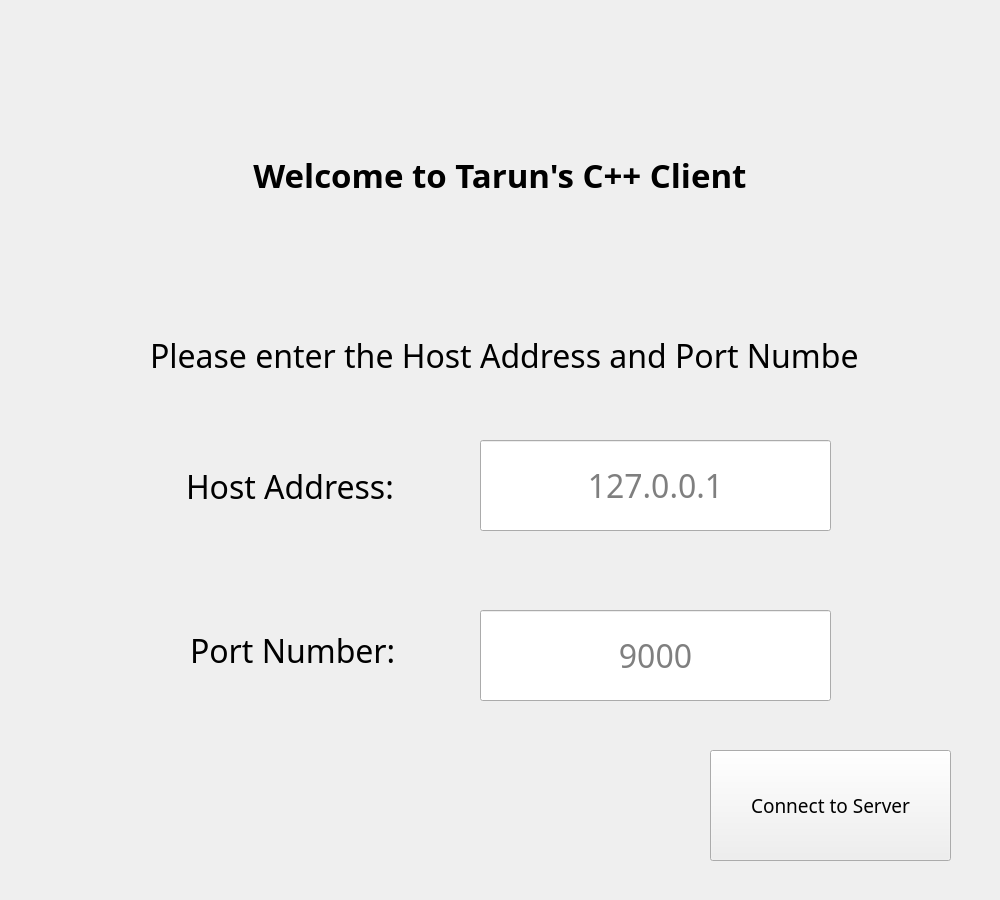
Above: client_interface.ui from tarunjoseph93/Client-QT-Application before the change. Below: the same form after it.
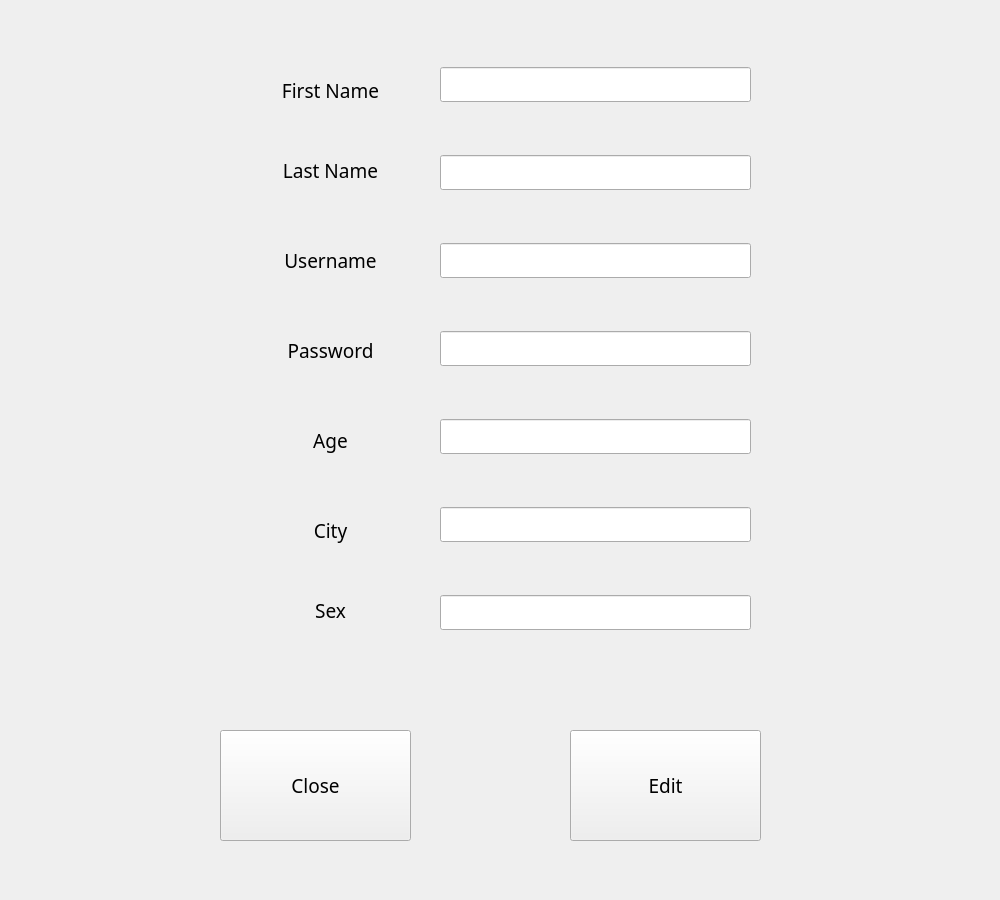
That is the form after the change. The open tabs and pages were chosen to show the change.

Commit message: Almost everything done. Need to list contacts and work refresh button.

Patch:
```diff
--- a/client_interface.ui
+++ b/client_interface.ui
@@ -409,6 +409,223 @@
      </property>
      <property name="text">
       <string>Refresh List</string>
+     </property>
+    </widget>
+    <widget class="QLabel" name="label_userNameHeader">
+     <property name="geometry">
+      <rect>
+       <x>10</x>
+       <y>10</y>
+       <width>591</width>
+       <height>101</height>
+      </rect>
+     </property>
+     <property name="text">
+      <string/>
+     </property>
+     <property name="alignment">
+      <set>Qt::AlignCenter</set>
+     </property>
+     <property name="wordWrap">
+      <bool>true</bool>
+     </property>
+    </widget>
+   </widget>
+   <widget class="QWidget" name="ViewProfile">
+    <widget class="QLabel" name="label_2">
+     <property name="geometry">
+      <rect>
+       <x>220</x>
+       <y>70</y>
+       <width>221</width>
+       <height>41</height>
+      </rect>
+     </property>
+     <property name="text">
+      <string>First Name</string>
+     </property>
+     <property name="alignment">
+      <set>Qt::AlignCenter</set>
+     </property>
+    </widget>
+    <widget class="QLabel" name="label_4">
+     <property name="geometry">
+      <rect>
+       <x>220</x>
+       <y>330</y>
+       <width>221</width>
+       <height>41</height>
+      </rect>
+     </property>
+     <property name="text">
+      <string>Password</string>
+     </property>
+     <property name="alignment">
+      <set>Qt::AlignCenter</set>
+     </property>
+    </widget>
+    <widget class="QLabel" name="label_6">
+     <property name="geometry">
+      <rect>
+       <x>220</x>
+       <y>420</y>
+       <width>221</width>
+       <height>41</height>
+      </rect>
+     </property>
+     <property name="text">
+      <string>Age</string>
+     </property>
+     <property name="alignment">
+      <set>Qt::AlignCenter</set>
+     </property>
+    </widget>
+    <widget class="QLabel" name="label_3">
+     <property name="geometry">
+      <rect>
+       <x>220</x>
+       <y>150</y>
+       <width>221</width>
+       <height>41</height>
+      </rect>
+     </property>
+     <property name="text">
+      <string>Last Name</string>
+     </property>
+     <property name="alignment">
+      <set>Qt::AlignCenter</set>
+     </property>
+    </widget>
+    <widget class="QLabel" name="label_7">
+     <property name="geometry">
+      <rect>
+       <x>220</x>
+       <y>590</y>
+       <width>221</width>
+       <height>41</height>
+      </rect>
+     </property>
+     <property name="text">
+      <string>Sex</string>
+     </property>
+     <property name="alignment">
+      <set>Qt::AlignCenter</set>
+     </property>
+    </widget>
+    <widget class="QLabel" name="label_5">
+     <property name="geometry">
+      <rect>
+       <x>220</x>
+       <y>510</y>
+       <width>221</width>
+       <height>41</height>
+      </rect>
+     </property>
+     <property name="text">
+      <string>City</string>
+     </property>
+     <property name="alignment">
+      <set>Qt::AlignCenter</set>
+     </property>
+    </widget>
+    <widget class="QPushButton" name="pushButton_closeProfile">
+     <property name="geometry">
+      <rect>
+       <x>220</x>
+       <y>730</y>
+       <width>191</width>
+       <height>111</height>
+      </rect>
+     </property>
+     <property name="text">
+      <string>Close</string>
+     </property>
+    </widget>
+    <widget class="QPushButton" name="pushButton_edit">
+     <property name="geometry">
+      <rect>
+       <x>570</x>
+       <y>730</y>
+       <width>191</width>
+       <height>111</height>
+      </rect>
+     </property>
+     <property name="text">
+      <string>Edit</string>
+     </property>
+    </widget>
+    <widget class="QWidget" name="layoutWidget">
+     <property name="geometry">
+      <rect>
+       <x>440</x>
+       <y>20</y>
+       <width>311</width>
+       <height>661</height>
+      </rect>
+     </property>
+     <layout class="QVBoxLayout" name="verticalLayout">
+      <item>
+       <widget class="QLineEdit" name="lineEdit_profInfoFirstName"/>
+      </item>
+      <item>
+       <widget class="QLineEdit" name="lineEdit_profInfoLastName"/>
+      </item>
+      <item>
+       <widget class="QLineEdit" name="lineEdit_profInfoUserName"/>
+      </item>
+      <item>
+       <widget class="QLineEdit" name="lineEdit_profInfoPassword"/>
+      </item>
+      <item>
+       <widget class="QLineEdit" name="lineEdit_profInfoAge"/>
+      </item>
+      <item>
+       <widget class="QLineEdit" name="lineEdit_profInfoCity"/>
+      </item>
+      <item>
+       <widget class="QLineEdit" name="lineEdit_profInfoSex"/>
+      </item>
+     </layout>
+    </widget>
+    <widget class="QLabel" name="label_8">
+     <property name="geometry">
+      <rect>
+       <x>220</x>
+       <y>240</y>
+       <width>221</width>
+       <height>41</height>
+      </rect>
+     </property>
+     <property name="text">
+      <string>Username</string>
+     </property>
+     <property name="alignment">
+      <set>Qt::AlignCenter</set>
+     </property>
+    </widget>
+   </widget>
+   <widget class="QWidget" name="ContactsPane">
+    <widget class="QListView" name="listView_contactsPane">
+     <property name="geometry">
+      <rect>
+       <x>120</x>
+       <y>70</y>
+       <width>571</width>
+       <height>741</height>
+      </rect>
+     </property>
+    </widget>
+    <widget class="QPushButton" name="pushButton_closeContactPane">
+     <property name="geometry">
+      <rect>
+       <x>748</x>
+       <y>694</y>
+       <width>171</width>
+       <height>111</height>
+      </rect>
+     </property>
+     <property name="text">
+      <string>Close</string>
      </property>
     </widget>
    </widget>
```
Left out of the diff: 4 changed lines with no effect on the pictures. The commit also changes 12 other files.
